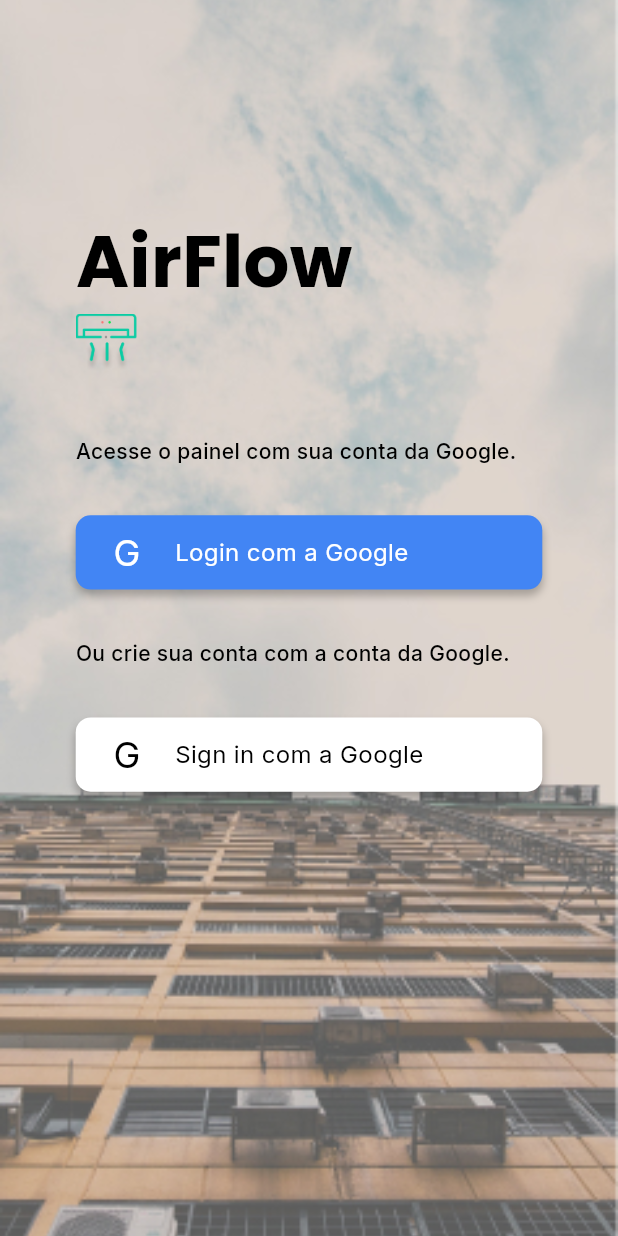
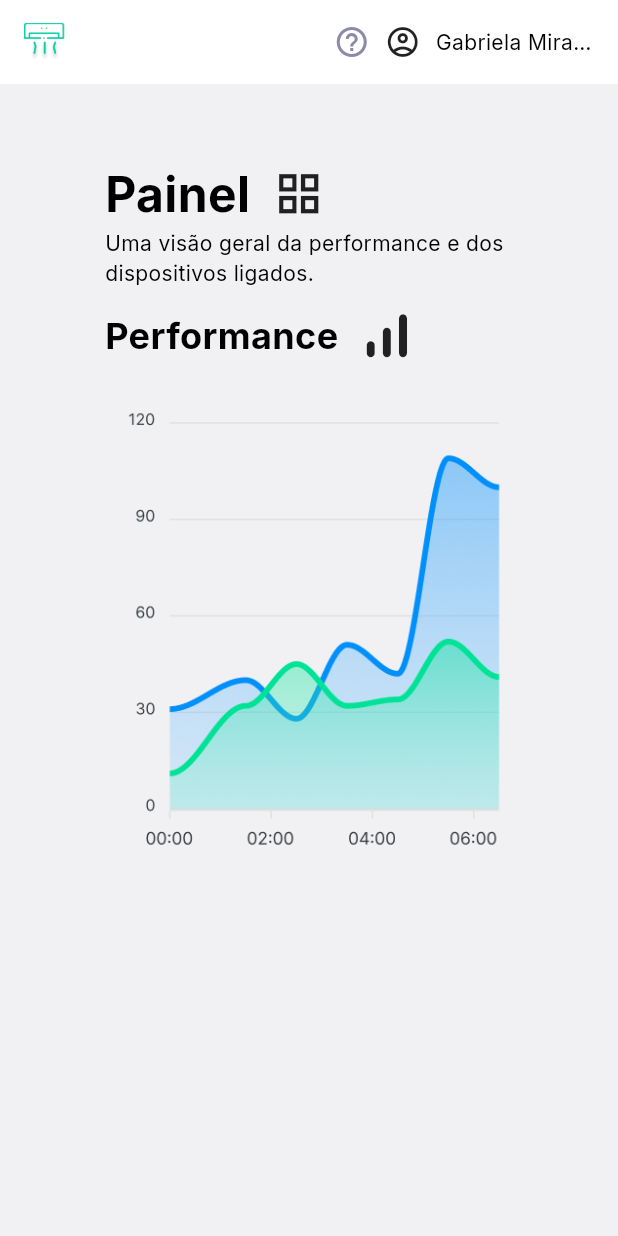
Before and after one commit to EduardoOPR/airflow-app, a Flutter app: the screen it shows after launch, on a phone screen of 412 x 824 dp. Run offline on Flutter 3.47's test engine with Material 2 defaults, Android fonts, the phone set to English and light mode, and no system bars; our stand-ins replace google_fonts; missing offline and left inert: dart:ffi.

Commit message:
inicio dashboard

```diff
--- a/lib/main.dart
+++ b/lib/main.dart
@@ -1,5 +1,6 @@
 import 'package:airflow/views/screens/Login_Screen.dart';
 import 'package:flutter/material.dart';
+import 'package:airflow/views/screens/DashBoard_Screen.dart';
 import 'package:airflow/views/screens/home_page.dart';
 
 void main() {
@@ -19,7 +20,8 @@
       ),
       debugShowCheckedModeBanner: false,
       routes: {
-        '/': (context) => const LoginScreen(),
+        //'/': (context) => const LoginScreen(),
+        '/': (context) => const DashBoard_Screen(),
       },
     );
   }
--- a/lib/themes/my_themes.dart
+++ b/lib/themes/my_themes.dart
@@ -28,4 +28,13 @@
       color: textColor,
     );
   }
+
+  static TextStyle inter700(
+      {Color textColor = Colors.white, required double fontSize}) {
+    return GoogleFonts.inter(
+      fontSize: fontSize,
+      fontWeight: FontWeight.w700,
+      color: textColor,
+    );
+  }
 }
--- /dev/null
+++ b/lib/views/screens/DashBoard_Screen.dart
@@ -0,0 +1,111 @@
+import 'dart:ffi';
+
+import 'package:airflow/themes/my_themes.dart';
+import 'package:flutter/material.dart';
+
+class DashBoard_Screen extends StatefulWidget {
+  const DashBoard_Screen({super.key});
+
+  @override
+  State<DashBoard_Screen> createState() => _DashBoard_ScreenState();
+}
+
+class _DashBoard_ScreenState extends State<DashBoard_Screen> {
+  @override
+  Widget build(BuildContext context) {
+    return Scaffold(
+      backgroundColor: Color(0xFFF1F1F4),
+      body: Column(
+        children: [
+          SafeArea(
+            child: Container(
+              padding: EdgeInsets.only(left: 16, right: 16),
+              color: Colors.white,
+              width: double.infinity,
+              height: 56,
+              child: Row(
+                mainAxisAlignment: MainAxisAlignment.spaceBetween,
+                children: [
+                  Image.asset(
+                    'assets/images/arIcon.png',
+                    height: 26,
+                  ),
+                  Wrap(
+                    crossAxisAlignment: WrapCrossAlignment.center,
+                    spacing: 10,
+                    children: [
+                      const Icon(
+                        Icons.help_outline,
+                        color: Color(0xFF8B8BA7),
+                      ),
+                      const Icon(Icons.account_circle_outlined),
+                      Container(
+                          width: MediaQuery.of(context).size.width * 0.256,
+                          child: Text(
+                            'Gabriela Miranda',
+                            style: MyThemes.inter400(
+                                fontSize: 14, textColor: Colors.black),
+                            overflow: TextOverflow.ellipsis,
+                          ))
+                    ],
+                  ),
+                ],
+              ),
+            ),
+          ),
+          Padding(
+            padding: const EdgeInsets.symmetric(horizontal: 70, vertical: 50),
+            child: Column(
+              mainAxisAlignment: MainAxisAlignment.spaceBetween,
+              crossAxisAlignment: CrossAxisAlignment.start,
+              children: [
+                Wrap(
+                  crossAxisAlignment: WrapCrossAlignment.center,
+                  spacing: 15,
+                  children: [
+                    Text(
+                      'Painel',
+                      style: MyThemes.inter700(
+                          fontSize: 32, textColor: Colors.black),
+                    ),
+                    const Icon(
+                      Icons.grid_view,
+                      size: 35,
+                    ),
+                  ],
+                ),
+                Text(
+                  'Uma visão geral da performance e dos dispositivos ligados.',
+                  style:
+                      MyThemes.inter400(fontSize: 14, textColor: Colors.black),
+                ),
+                const SizedBox(
+                  height: 10,
+                ),
+                Wrap(
+                  crossAxisAlignment: WrapCrossAlignment.center,
+                  spacing: 10,
+                  children: [
+                    Text(
+                      'Performance',
+                      style: MyThemes.inter700(
+                          fontSize: 24, textColor: Colors.black),
+                    ),
+                    const Icon(
+                      Icons.signal_cellular_alt_rounded,
+                      size: 43,
+                    ),
+                  ],
+                ),
+                Image.asset(
+                  'assets/images/graph.png',
+                  height: 350,
+                )
+              ],
+            ),
+          ),
+        ],
+      ),
+    );
+  }
+}
```
Also changed, not shown: assets/images/graph.png (added).
